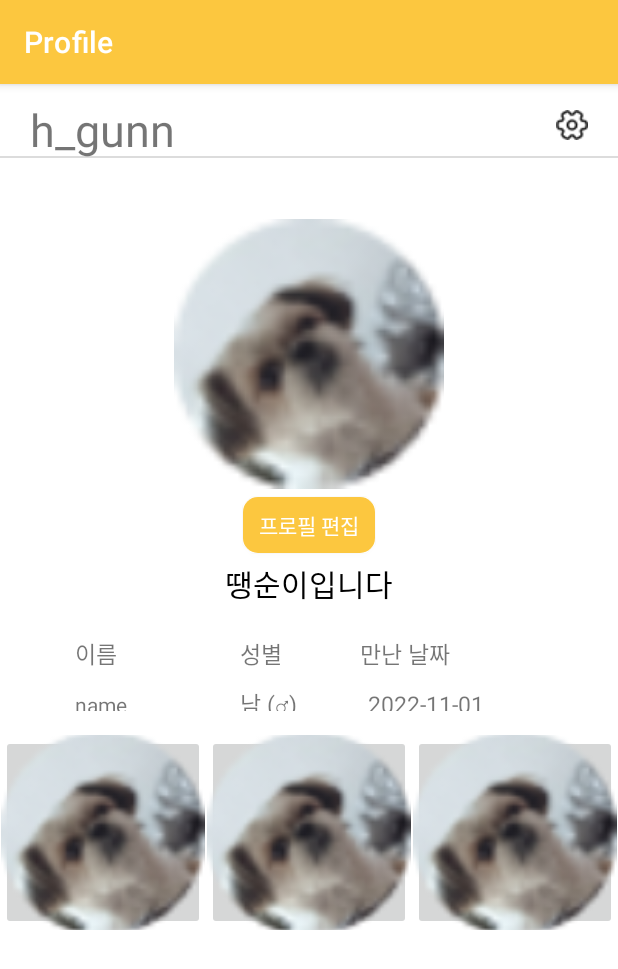
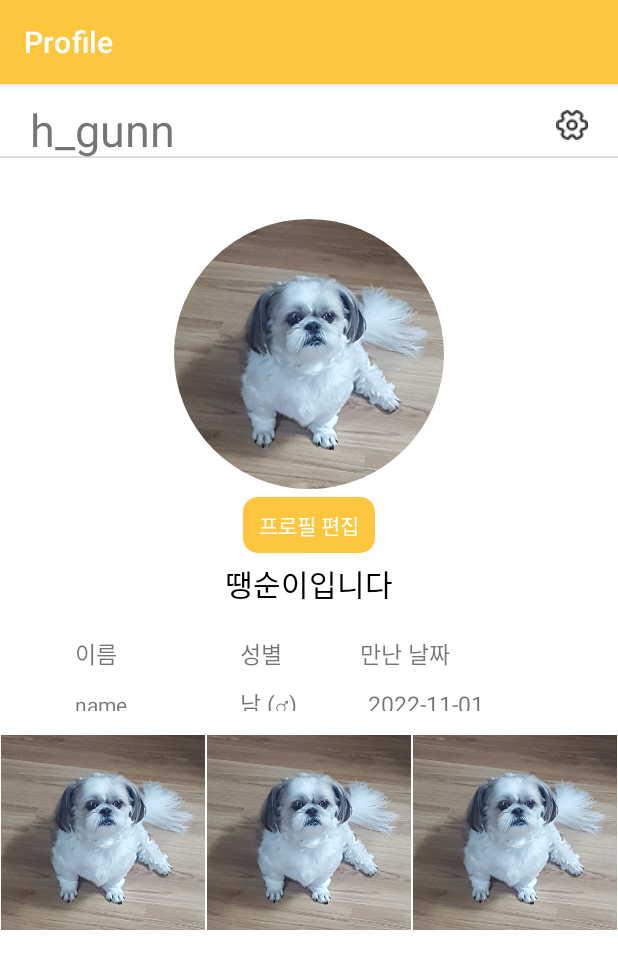
Before and after one commit to sanglim00/2022-02-MobileProgramming-Team1, an Android app: the ProfileActivity screen opened directly, with no data from a screen before it, on a phone screen of 412 x 824 dp. Shown: the top 969 px of the screen. Run offline under Robolectric (Android 15) with nearby library versions, the phone set to English and light mode, and no system bars; our stand-ins replace CircleImageView.

Commit message:
activity_profile : circleimageview 추가

```diff
--- a/app/src/main/res/layout/activity_profile.xml
+++ b/app/src/main/res/layout/activity_profile.xml
@@ -59,12 +59,13 @@
                 android:orientation="vertical"
                 android:layout_marginTop="40dp"
                 >
-                <ImageView
+
+                <de.hdodenhof.circleimageview.CircleImageView
                     android:id="@+id/image_profile"
                     android:layout_width="180dp"
                     android:layout_height="180dp"
-                    android:src="@drawable/ddaeng"
                     android:layout_gravity="center"
+                    android:src="@drawable/ddaeng2"
 
                     />
 
@@ -184,7 +185,7 @@
                         android:layout_weight="1"
                         android:adjustViewBounds="true"
                         android:scaleType="centerCrop"
-                        android:src="@drawable/ddaeng" />
+                        android:src="@drawable/ddaeng2" />
 
                     <androidx.constraintlayout.utils.widget.ImageFilterButton
                         android:id="@+id/imageView2"
@@ -194,7 +195,7 @@
                         android:layout_weight="1"
                         android:adjustViewBounds="true"
                         android:scaleType="centerCrop"
-                        android:src="@drawable/ddaeng"
+                        android:src="@drawable/ddaeng2"
 
                         />
 
@@ -207,7 +208,7 @@
                         android:layout_weight="1"
                         android:adjustViewBounds="true"
                         android:scaleType="centerCrop"
-                        android:src="@drawable/ddaeng" />
+                        android:src="@drawable/ddaeng2" />
 
 
                 </TableRow>
```
